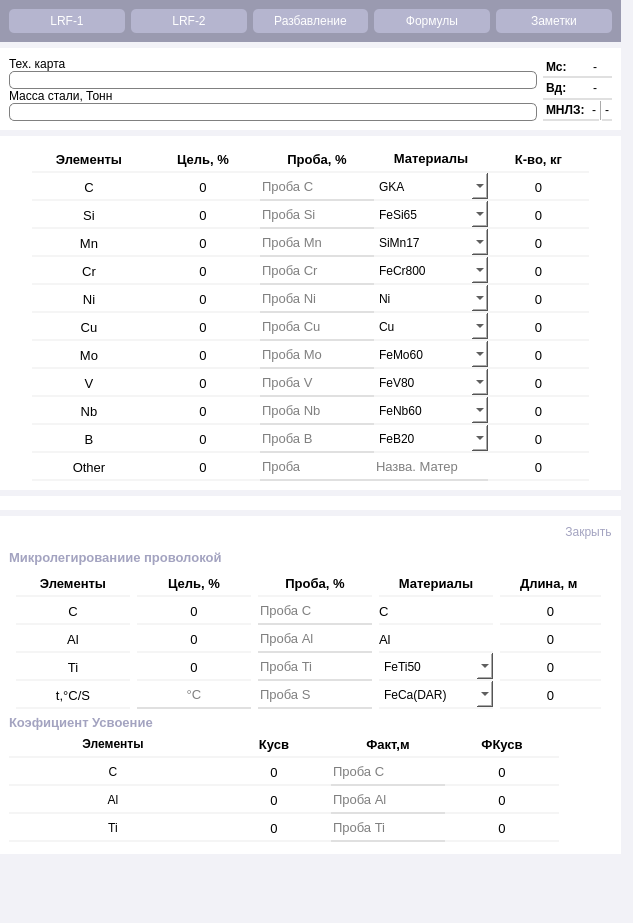
TopolD/Metal_Calculate, file ui/LRF1_Widget.ui: the form before one commit.
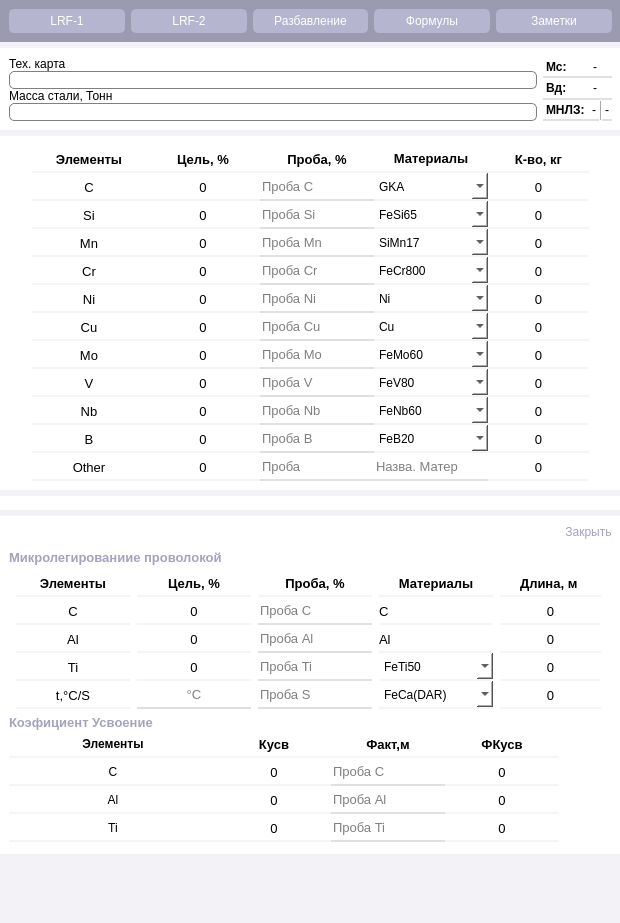
The form after the commit. Icons and pictures are not drawn.

```diff
--- a/ui/LRF1_Widget.ui
+++ b/ui/LRF1_Widget.ui
@@ -12,7 +12,7 @@
    <rect>
     <x>0</x>
     <y>0</y>
-    <width>633</width>
+    <width>620</width>
     <height>923</height>
    </rect>
   </property>
```
